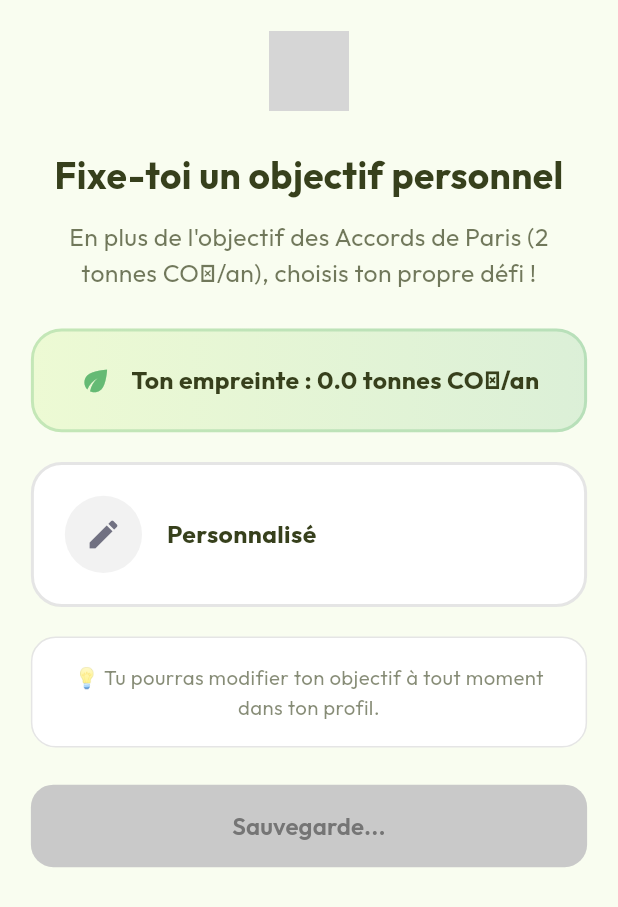
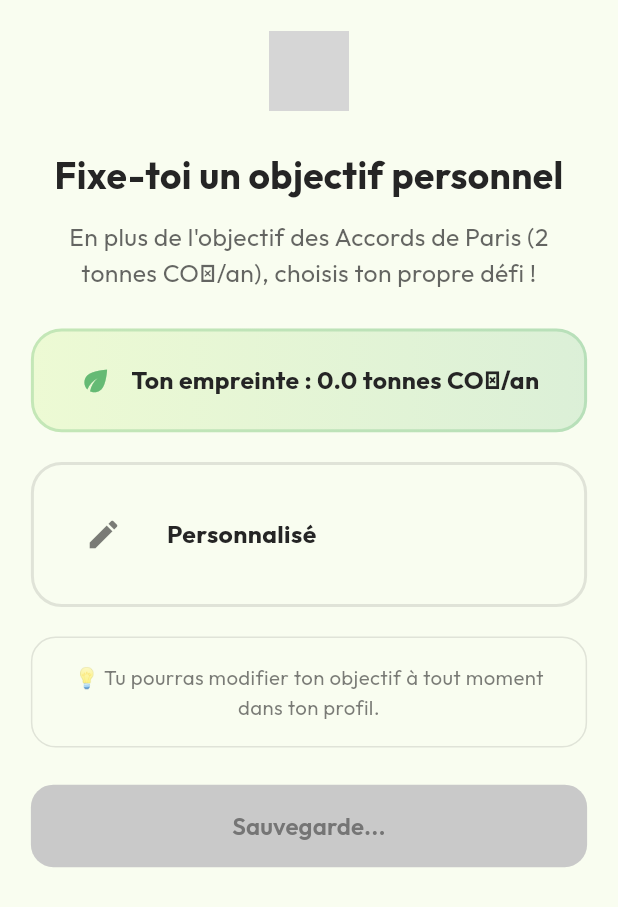
Before and after one commit to MorganPhlp/oikos, a Flutter app: the PersonalGoalPage screen opened directly, on a phone screen of 412 x 824 dp. Shown: the top 907 px of the screen. Run offline on Flutter 3.47's test engine with Material 3 defaults, Android fonts, the phone set to English and light mode, and no system bars; our stand-ins replace equatable, fl_chart, flutter_bloc, fpdart, freezed_annotation, get_it and 4 more; missing offline and left inert: flutter_js; accounts and stored records are empty; grey boxes are pictures that could not be loaded.

Commit message:
bilan carbone darkmode

```diff
--- a/lib/features/bilanCarbone/presentation/pages/choix_objectifs.dart
+++ b/lib/features/bilanCarbone/presentation/pages/choix_objectifs.dart
@@ -71,7 +71,7 @@ class _PersonalGoalPageState extends State<PersonalGoalPage> {
           final isSmallScreen = size.width < 360;
 
           return Scaffold(
-            backgroundColor: AppColors.lightBackground,
+            backgroundColor: Theme.of(context).scaffoldBackgroundColor,
             body: SafeArea(
               child: SingleChildScrollView(
                 padding: EdgeInsets.all(horizontalPadding),
@@ -88,7 +88,7 @@ class _PersonalGoalPageState extends State<PersonalGoalPage> {
                       "Fixe-toi un objectif personnel",
                       textAlign: TextAlign.center,
                       style: TextStyle(
-                        color: AppColors.lightTextPrimary,
+                        color: Theme.of(context).colorScheme.onSurface,
                         fontSize: isSmallScreen ? 20 : size.width * 0.06,
                         fontWeight: FontWeight.bold,
                       ),
@@ -98,7 +98,7 @@ class _PersonalGoalPageState extends State<PersonalGoalPage> {
                       "En plus de l'objectif des Accords de Paris (2 tonnes CO₂/an), choisis ton propre défi !",
                       textAlign: TextAlign.center,
                       style: TextStyle(
-                        color: AppColors.lightTextPrimary.withOpacity(0.7),
+                        color: Theme.of(context).colorScheme.onSurface.withOpacity(0.7),
                         fontSize: isSmallScreen ? 14 : size.width * 0.04,
                       ),
                     ),
@@ -172,7 +172,7 @@ class _PersonalGoalPageState extends State<PersonalGoalPage> {
           Text(
             "Ton empreinte : ${score.toStringAsFixed(1)} tonnes CO₂/an",
             style: TextStyle(
-              color: AppColors.lightTextPrimary,
+              color: Theme.of(context).colorScheme.onSurface,
               fontWeight: FontWeight.bold,
               fontSize: isSmallScreen ? 14 : size.width * 0.04,
             ),
@@ -195,10 +195,10 @@ class _PersonalGoalPageState extends State<PersonalGoalPage> {
         margin: EdgeInsets.only(bottom: size.height * 0.016),
         padding: EdgeInsets.all(size.width * 0.05),
         decoration: BoxDecoration(
-          color: isSelected ? Colors.transparent : Colors.white,
+          color: isSelected ? Colors.transparent : Theme.of(context).colorScheme.surface,
           borderRadius: BorderRadius.circular(size.width * 0.05),
           border: Border.all(
-            color: isSelected ? AppColors.gradientGreenEnd : AppColors.lightBorder,
+            color: isSelected ? AppColors.gradientGreenEnd : Theme.of(context).colorScheme.outline,
             width: 2,
           ),
           gradient: isSelected
@@ -211,7 +211,7 @@ class _PersonalGoalPageState extends State<PersonalGoalPage> {
               : null,
           boxShadow: [
             BoxShadow(
-              color: Colors.black.withOpacity(isSelected ? 0.08 : 0.04),
+              color: (Theme.of(context).brightness == Brightness.dark ? Colors.white : Colors.black).withOpacity(isSelected ? 0.08 : 0.04),
               blurRadius: 8,
               offset: const Offset(0, 2),
             ),
@@ -228,7 +228,7 @@ class _PersonalGoalPageState extends State<PersonalGoalPage> {
                   Text(
                     objectif.label,
                     style: TextStyle(
-                      color: AppColors.lightTextPrimary,
+                      color: Theme.of(context).colorScheme.onSurface,
                       fontWeight: FontWeight.bold,
                       fontSize: isSmallScreen ? 15 : size.width * 0.04,
                     ),
@@ -236,7 +236,7 @@ class _PersonalGoalPageState extends State<PersonalGoalPage> {
                   Text(
                     objectif.description,
                     style: TextStyle(
-                      color: AppColors.lightTextPrimary.withOpacity(0.6),
+                      color: Theme.of(context).colorScheme.onSurface.withOpacity(0.6),
                       fontSize: isSmallScreen ? 13 : size.width * 0.035,
                     ),
                   ),
@@ -245,7 +245,7 @@ class _PersonalGoalPageState extends State<PersonalGoalPage> {
                     "${targetValue.toStringAsFixed(1)} tonnes CO₂/an",
                     style: TextStyle(
                       fontWeight: FontWeight.bold,
-                      color: AppColors.lightTextPrimary,
+                      color: Theme.of(context).colorScheme.onSurface,
                       fontSize: isSmallScreen ? 13 : size.width * 0.035,
                     ),
                   ),
@@ -271,10 +271,10 @@ class _PersonalGoalPageState extends State<PersonalGoalPage> {
         duration: const Duration(milliseconds: 200),
         padding: EdgeInsets.all(size.width * 0.05),
         decoration: BoxDecoration(
-          color: _isCustomMode ? Colors.transparent : Colors.white,
+          color: _isCustomMode ? Colors.transparent : Theme.of(context).colorScheme.surface,
           borderRadius: BorderRadius.circular(size.width * 0.05),
           border: Border.all(
-            color: _isCustomMode ? AppColors.gradientGreenEnd : AppColors.lightBorder,
+            color: _isCustomMode ? AppColors.gradientGreenEnd : Theme.of(context).colorScheme.outline,
             width: 2,
           ),
           gradient: _isCustomMode
@@ -295,7 +295,7 @@ class _PersonalGoalPageState extends State<PersonalGoalPage> {
                 Text(
                   "Personnalisé",
                   style: TextStyle(
-                    color: AppColors.lightTextPrimary,
+                    color: Theme.of(context).colorScheme.onSurface,
                     fontWeight: FontWeight.bold,
                     fontSize: isSmallScreen ? 15 : size.width * 0.04,
                   ),
@@ -308,15 +308,17 @@ class _PersonalGoalPageState extends State<PersonalGoalPage> {
                 controller: _customController,
                 keyboardType: const TextInputType.numberWithOptions(decimal: true),
                 cursorColor: AppColors.lightIconPrimary,
-                style: TextStyle(fontSize: isSmallScreen ? 14 : size.width * 0.04),
+                style: TextStyle(fontSize: isSmallScreen ? 14 : size.width * 0.04, color: Theme.of(context).colorScheme.onSurface),
                 decoration: InputDecoration(
                   hintText: "Ex: 5.5",
+                  hintStyle: TextStyle(color: Theme.of(context).colorScheme.onSurface.withOpacity(0.5)),
                   suffixText: "tonnes CO₂/an",
-                  fillColor: AppColors.lightInput,
+                  suffixStyle: TextStyle(color: Theme.of(context).colorScheme.onSurface.withOpacity(0.6)),
+                  fillColor: Theme.of(context).colorScheme.surface,
                   filled: true,
                   enabledBorder: OutlineInputBorder(
                     borderRadius: BorderRadius.circular(size.width * 0.03),
-                    borderSide: const BorderSide(color: AppColors.lightInputBorder),
+                    borderSide: BorderSide(color: Theme.of(context).colorScheme.outline),
                   ),
                   focusedBorder: OutlineInputBorder(
                     borderRadius: BorderRadius.circular(size.width * 0.03),
@@ -350,11 +352,11 @@ class _PersonalGoalPageState extends State<PersonalGoalPage> {
       decoration: BoxDecoration(
         shape: BoxShape.circle,
         gradient: isSelected ? LinearGradient(colors: colors) : null,
-        color: isSelected ? null : AppColors.lightSecondary,
+        color: isSelected ? null : Theme.of(context).colorScheme.surface,
       ),
       child: Icon(
         icon,
-        color: isSelected ? AppColors.lightPrimaryForeground : AppColors.lightMutedForeground,
+        color: isSelected ? AppColors.lightPrimaryForeground : Theme.of(context).colorScheme.onSurface.withOpacity(0.6),
         size: iconSize,
       ),
     );
@@ -367,15 +369,15 @@ class _PersonalGoalPageState extends State<PersonalGoalPage> {
     return Container(
       padding: EdgeInsets.all(size.width * 0.04),
       decoration: BoxDecoration(
-        color: Colors.white,
+        color: Theme.of(context).colorScheme.surface,
         borderRadius: BorderRadius.circular(size.width * 0.04),
-        border: Border.all(color: AppColors.lightBorder),
+        border: Border.all(color: Theme.of(context).colorScheme.outline),
       ),
       child: Text(
         "💡 Tu pourras modifier ton objectif à tout moment dans ton profil.",
         textAlign: TextAlign.center,
         style: TextStyle(
-          color: AppColors.lightTextPrimary.withOpacity(0.6),
+          color: Theme.of(context).colorScheme.onSurface.withOpacity(0.6),
           fontSize: isSmallScreen ? 12 : size.width * 0.033,
         ),
       ),
--- a/lib/features/bilanCarbone/presentation/widgets/selection_button.dart
+++ b/lib/features/bilanCarbone/presentation/widgets/selection_button.dart
@@ -34,7 +34,7 @@ class OikosSelectionButton extends StatelessWidget {
             border: Border.all(
               color: isSelected
                   ? AppColors.gradientGreenEnd
-                  : AppColors.lightInputBorder,
+                  : Theme.of(context).colorScheme.outline,
               width: isSelected ? 2.0 : 1.0,
             ),
             borderRadius: BorderRadius.circular(50),
@@ -48,7 +48,7 @@ class OikosSelectionButton extends StatelessWidget {
                     Text(
                       label,
                       style: TextStyle(
-                        color: AppColors.lightTextPrimary,
+                        color: Theme.of(context).colorScheme.onSurface,
                         fontSize: 16,
                         fontWeight: isSelected ? FontWeight.w700 : FontWeight.w500,
                       ),
@@ -57,7 +57,7 @@ class OikosSelectionButton extends StatelessWidget {
                       Text(
                         sublabel!,
                         style: TextStyle(
-                          color: AppColors.lightTextPrimary.withOpacity(0.6),
+                          color: Theme.of(context).colorScheme.onSurface.withOpacity(0.6),
                           fontSize: 14
                         )
                       ),
--- a/lib/features/bilanCarbone/presentation/widgets/suggestion_container.dart
+++ b/lib/features/bilanCarbone/presentation/widgets/suggestion_container.dart
@@ -22,7 +22,7 @@ class SuggestionContainer extends StatelessWidget {
             child: Text(
               'Vous pouvez répondre à l\'aide des suggestions ou bien entrer sélectionner des valeurs personnalisées.',
               style: TextStyle(
-                color: AppColors.lightTextPrimary.withValues(alpha: 0.7),
+                color: Theme.of(context).colorScheme.onSurface.withValues(alpha: 0.7),
                 fontSize: 13,
                 fontStyle: FontStyle.italic,
               ),
--- a/lib/features/bilanCarbone/presentation/widgets/suggestions_widget.dart
+++ b/lib/features/bilanCarbone/presentation/widgets/suggestions_widget.dart
@@ -26,7 +26,7 @@ class SuggestionsWidget extends StatelessWidget {
           label: Text(
             suggestion,
             style: TextStyle(
-              color: isSelected ? Colors.white : AppColors.lightTextPrimary,
+              color: isSelected ? Colors.white : Theme.of(context).colorScheme.onSurface,
             ),
           ),
           selected: isSelected,
@@ -36,10 +36,10 @@ class SuggestionsWidget extends StatelessWidget {
             }
           },
           selectedColor: AppColors.lightTextGreen.withOpacity(0.7),
-          backgroundColor: AppColors.lightBackground,
+          backgroundColor: Theme.of(context).colorScheme.surface,
           shape: StadiumBorder(
             side: BorderSide(
-              color: isSelected ? Colors.transparent : Colors.grey.shade300,
+              color: isSelected ? Colors.transparent : Theme.of(context).colorScheme.outline,
             ),
           ),
         );
```
Also changed, not shown: lib/features/bilanCarbone/presentation/pages/bilan_page.dart (+14 -12 lines), lib/features/bilanCarbone/presentation/pages/choix_categories_page.dart (+11 -11 lines), lib/features/bilanCarbone/presentation/pages/resultats_page.dart (+26 -22 lines), lib/features/bilanCarbone/presentation/widgets/counter_item.dart (+8 -8 lines), lib/features/bilanCarbone/presentation/widgets/number_input.dart (+7 -7 lines), lib/features/bilanCarbone/presentation/widgets/slider.dart (+4 -4 lines).
